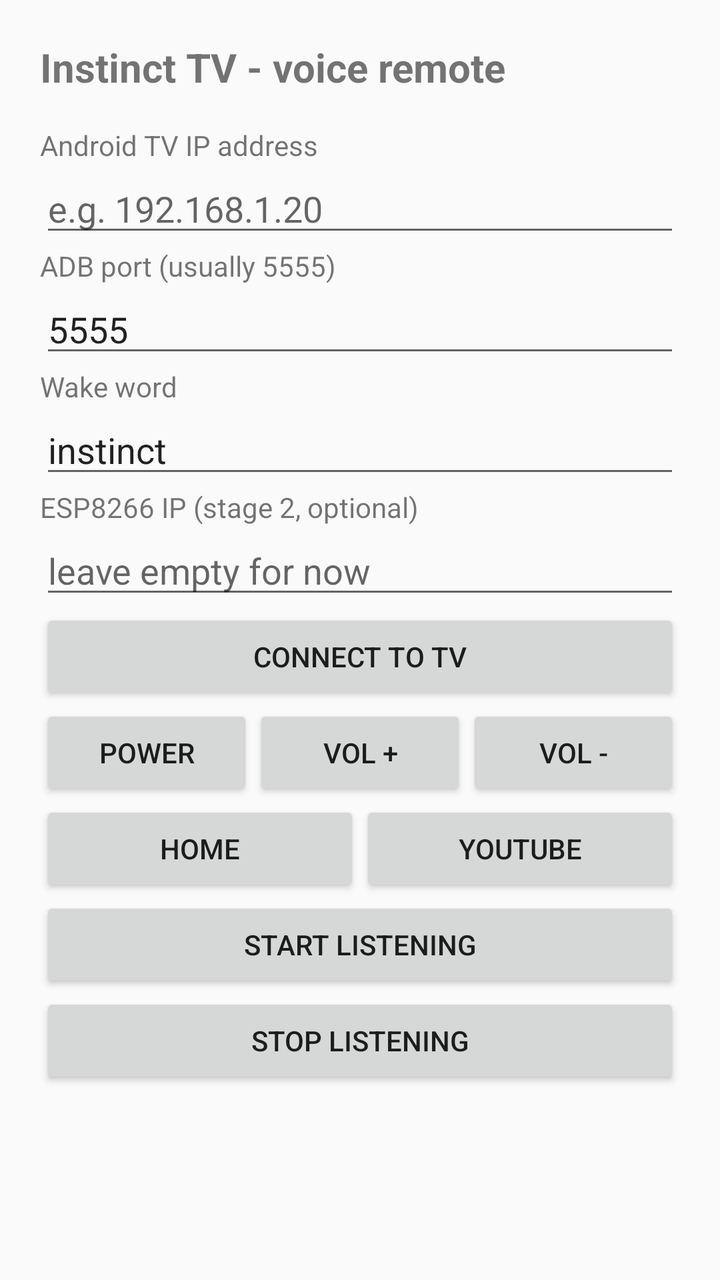
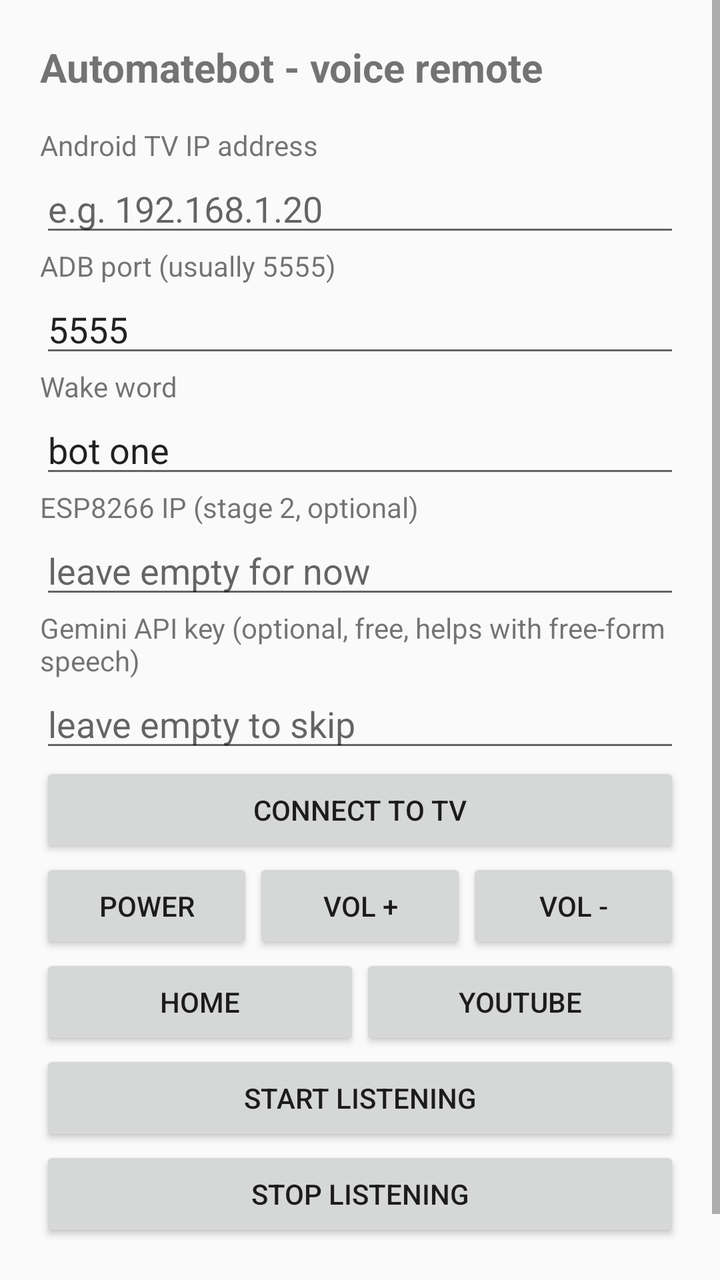

Screens rendered from an Android XML layout before and after an edit, with the pre-edit source and the edit as a unified diff.
<!-- AndroidManifest.xml: application theme android:Theme.Material.Light.NoActionBar -->
<!-- res/layout/activity_main.xml -->
<?xml version="1.0" encoding="utf-8"?>
<ScrollView xmlns:android="http://schemas.android.com/apk/res/android"
    android:id="@+id/scroll"
    android:layout_width="match_parent"
    android:layout_height="match_parent"
    android:fillViewport="true">

    <LinearLayout
        android:layout_width="match_parent"
        android:layout_height="wrap_content"
        android:orientation="vertical"
        android:padding="20dp">

        <TextView
            android:layout_width="match_parent"
            android:layout_height="wrap_content"
            android:text="Instinct TV - voice remote"
            android:textSize="20sp"
            android:textStyle="bold"
            android:paddingBottom="16dp" />

        <TextView
            android:layout_width="match_parent"
            android:layout_height="wrap_content"
            android:text="Android TV IP address" />

        <EditText
            android:id="@+id/ipEdit"
            android:layout_width="match_parent"
            android:layout_height="wrap_content"
            android:hint="e.g. 192.168.1.20"
            android:inputType="text|textNoSuggestions" />

        <TextView
            android:layout_width="match_parent"
            android:layout_height="wrap_content"
            android:text="ADB port (usually 5555)" />

        <EditText
            android:id="@+id/portEdit"
            android:layout_width="match_parent"
            android:layout_height="wrap_content"
            android:text="5555"
            android:inputType="number" />

        <TextView
            android:layout_width="match_parent"
            android:layout_height="wrap_content"
            android:text="Wake word" />

        <EditText
            android:id="@+id/wakeEdit"
            android:layout_width="match_parent"
            android:layout_height="wrap_content"
            android:text="instinct"
            android:inputType="text|textNoSuggestions" />

        <TextView
            android:layout_width="match_parent"
            android:layout_height="wrap_content"
            android:text="ESP8266 IP (stage 2, optional)" />

        <EditText
            android:id="@+id/esp32Edit"
            android:layout_width="match_parent"
            android:layout_height="wrap_content"
            android:hint="leave empty for now"
            android:inputType="text|textNoSuggestions" />

        <Button
            android:id="@+id/connectBtn"
            android:layout_width="match_parent"
            android:layout_height="wrap_content"
            android:text="Connect to TV" />

        <LinearLayout
            android:layout_width="match_parent"
            android:layout_height="wrap_content"
            android:orientation="horizontal">

            <Button
                android:id="@+id/powerBtn"
                android:layout_width="0dp"
                android:layout_height="wrap_content"
                android:layout_weight="1"
                android:text="Power" />

            <Button
                android:id="@+id/volUpBtn"
                android:layout_width="0dp"
                android:layout_height="wrap_content"
                android:layout_weight="1"
                android:text="Vol +" />

            <Button
                android:id="@+id/volDownBtn"
                android:layout_width="0dp"
                android:layout_height="wrap_content"
                android:layout_weight="1"
                android:text="Vol -" />
        </LinearLayout>

        <LinearLayout
            android:layout_width="match_parent"
            android:layout_height="wrap_content"
            android:orientation="horizontal">

            <Button
                android:id="@+id/homeBtn"
                android:layout_width="0dp"
                android:layout_height="wrap_content"
                android:layout_weight="1"
                android:text="Home" />

            <Button
                android:id="@+id/youtubeBtn"
                android:layout_width="0dp"
                android:layout_height="wrap_content"
                android:layout_weight="1"
                android:text="YouTube" />
        </LinearLayout>

        <Button
            android:id="@+id/startBtn"
            android:layout_width="match_parent"
            android:layout_height="wrap_content"
            android:text="Start listening" />

        <Button
            android:id="@+id/stopBtn"
            android:layout_width="match_parent"
            android:layout_height="wrap_content"
            android:text="Stop listening" />

        <TextView
            android:id="@+id/statusView"
            android:layout_width="match_parent"
            android:layout_height="wrap_content"
            android:paddingTop="16dp"
            android:textSize="13sp"
            android:typeface="monospace" />
    </LinearLayout>
</ScrollView>
<!-- resources referenced by this layout -->
<resources>

</resources>

<!-- the commit's change to res/layout/activity_main.xml (unified diff, before → after) -->
@@ -14,7 +14,7 @@
         <TextView
             android:layout_width="match_parent"
             android:layout_height="wrap_content"
-            android:text="Instinct TV - voice remote"
+            android:text="Automatebot - voice remote"
             android:textSize="20sp"
             android:textStyle="bold"
             android:paddingBottom="16dp" />
@@ -52,7 +52,7 @@
             android:id="@+id/wakeEdit"
             android:layout_width="match_parent"
             android:layout_height="wrap_content"
-            android:text="instinct"
+            android:text="bot one"
             android:inputType="text|textNoSuggestions" />
 
         <TextView
@@ -65,6 +65,18 @@
             android:layout_width="match_parent"
             android:layout_height="wrap_content"
             android:hint="leave empty for now"
+            android:inputType="text|textNoSuggestions" />
+
+        <TextView
+            android:layout_width="match_parent"
+            android:layout_height="wrap_content"
+            android:text="Gemini API key (optional, free, helps with free-form speech)" />
+
+        <EditText
+            android:id="@+id/geminiEdit"
+            android:layout_width="match_parent"
+            android:layout_height="wrap_content"
+            android:hint="leave empty to skip"
             android:inputType="text|textNoSuggestions" />
 
         <Button
